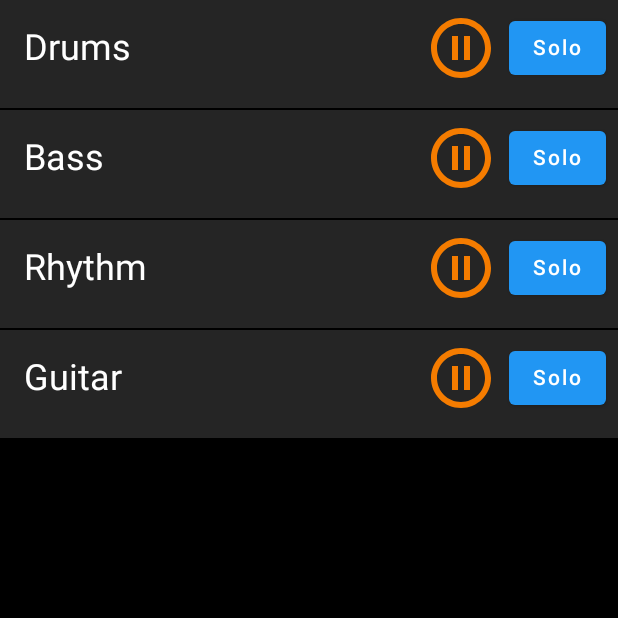
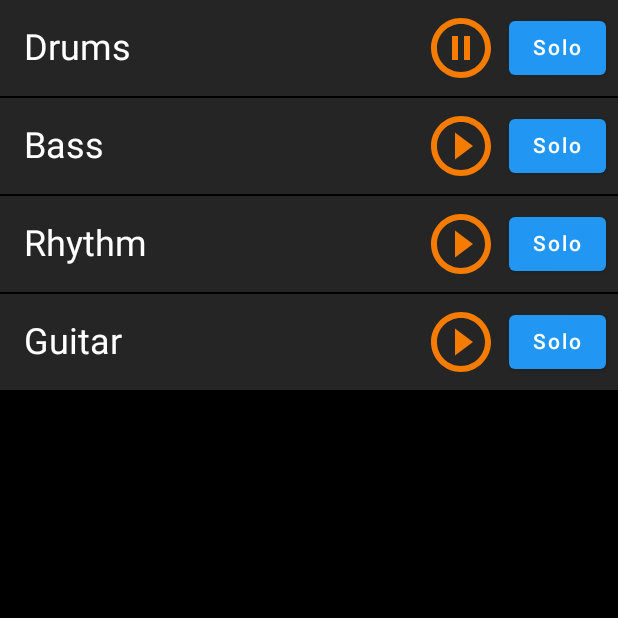
Before and after one commit to VasylTkachovGL/ExoPlayerText, an Android app built with Jetpack Compose: the screen it shows after launch (MainActivity), after a tap on "Play", on a phone screen of 412 x 824 dp, the top half of it. Run offline under Robolectric (Android 15) with nearby library versions, the phone set to English and light mode, and no system bars; libraries missing offline, so code that uses them is left out: com.google.android.exoplayer2; 11 statements that could not run were skipped; 1 other tap on this screen came first.

Commit message:
fix solo button logic

```diff
--- a/app/src/main/java/com/example/exoplayertext/BaseViewModel.kt
+++ b/app/src/main/java/com/example/exoplayertext/BaseViewModel.kt
@@ -2,6 +2,7 @@ package com.example.exoplayertext
 
 import android.app.Application
 import android.net.Uri
+import androidx.compose.runtime.MutableState
 import androidx.lifecycle.AndroidViewModel
 import com.google.android.exoplayer2.Player
 
@@ -46,7 +47,7 @@ class BaseViewModel(application: Application) : AndroidViewModel(application) {
         }
     }
 
-//    fun mutedState(key: String): MutableState<Boolean>? {
-//        return playerStates[key]?._mutedState
-//    }
+    fun mutedState(key: String): Boolean? {
+        return playerStates[key]?.mutedState?.value
+    }
 }
--- a/app/src/main/java/com/example/exoplayertext/MainScreen.kt
+++ b/app/src/main/java/com/example/exoplayertext/MainScreen.kt
@@ -5,8 +5,6 @@ import androidx.compose.foundation.layout.*
 import androidx.compose.material.*
 import androidx.compose.runtime.Composable
 import androidx.compose.runtime.LaunchedEffect
-import androidx.compose.runtime.mutableStateOf
-import androidx.compose.runtime.remember
 import androidx.compose.ui.Alignment
 import androidx.compose.ui.Modifier
 import androidx.compose.ui.graphics.Color
@@ -44,7 +42,7 @@ fun PlayerRow(label: String, filePath: String, viewModel: BaseViewModel) {
         modifier = Modifier
             .wrapContentWidth()
             .background(color = MaterialTheme.colors.background)
-            .padding(16.dp, 8.dp, 8.dp, 16.dp),
+            .padding(16.dp, 8.dp, 8.dp, 8.dp),
         horizontalArrangement = Arrangement.SpaceEvenly,
         verticalAlignment = Alignment.CenterVertically
     ) {
@@ -55,12 +53,9 @@ fun PlayerRow(label: String, filePath: String, viewModel: BaseViewModel) {
             modifier = Modifier
                 .weight(1f)
         )
-        val checkedState = remember { mutableStateOf(true) }
-        IconToggleButton(
-            checked = checkedState.value,
-            onCheckedChange = {
-                checkedState.value = it
-                if (it) {
+        IconButton(
+            onClick = {
+                if (viewModel.mutedState(label) == false) {
                     viewModel.onPlayerVolumeUp(label)
                 } else {
                     viewModel.onPlayerMute(label)
@@ -69,10 +64,10 @@ fun PlayerRow(label: String, filePath: String, viewModel: BaseViewModel) {
         ) {
             Icon(
                 imageVector = ImageVector.vectorResource(
-                    id = if (checkedState.value) R.drawable.ic_pause else R.drawable.ic_play
+                    id = if (viewModel.mutedState(label) == false) R.drawable.ic_pause else R.drawable.ic_play
                 ),
                 tint = MaterialTheme.colors.secondary,
-                contentDescription = if (checkedState.value) "Stop" else "Play"
+                contentDescription = if (viewModel.mutedState(label) == false) "Stop" else "Play"
             )
         }
         Spacer(modifier = Modifier.size(8.dp))
--- a/app/src/main/java/com/example/exoplayertext/MyAppExoPlayer.kt
+++ b/app/src/main/java/com/example/exoplayertext/MyAppExoPlayer.kt
@@ -2,6 +2,7 @@ package com.example.exoplayertext
 
 import android.content.Context
 import android.net.Uri
+import androidx.compose.runtime.mutableStateOf
 import com.google.android.exoplayer2.*
 import com.google.android.exoplayer2.source.ConcatenatingMediaSource
 import com.google.android.exoplayer2.source.ProgressiveMediaSource
@@ -27,6 +28,8 @@ class MyAppExoPlayer(private val context: Context, private val uri: Uri) {
     private var dataSourceFactory: DataSource.Factory? = null
     private var progressiveMediaSourceFactory: ProgressiveMediaSource.Factory? = null
     private var concatenatingMediaSource: ConcatenatingMediaSource? = null
+
+    val mutedState = mutableStateOf(true)
 
     val currentPosition: Long
         get() = player?.currentPosition ?: 0
@@ -83,10 +86,12 @@ class MyAppExoPlayer(private val context: Context, private val uri: Uri) {
 
     fun mute() {
         player?.volume = 0f
+        mutedState.value = false
     }
 
     fun volumeUp() {
         player?.volume = 1f
+        mutedState.value = true
     }
 
     fun stopPlaying() {
```
